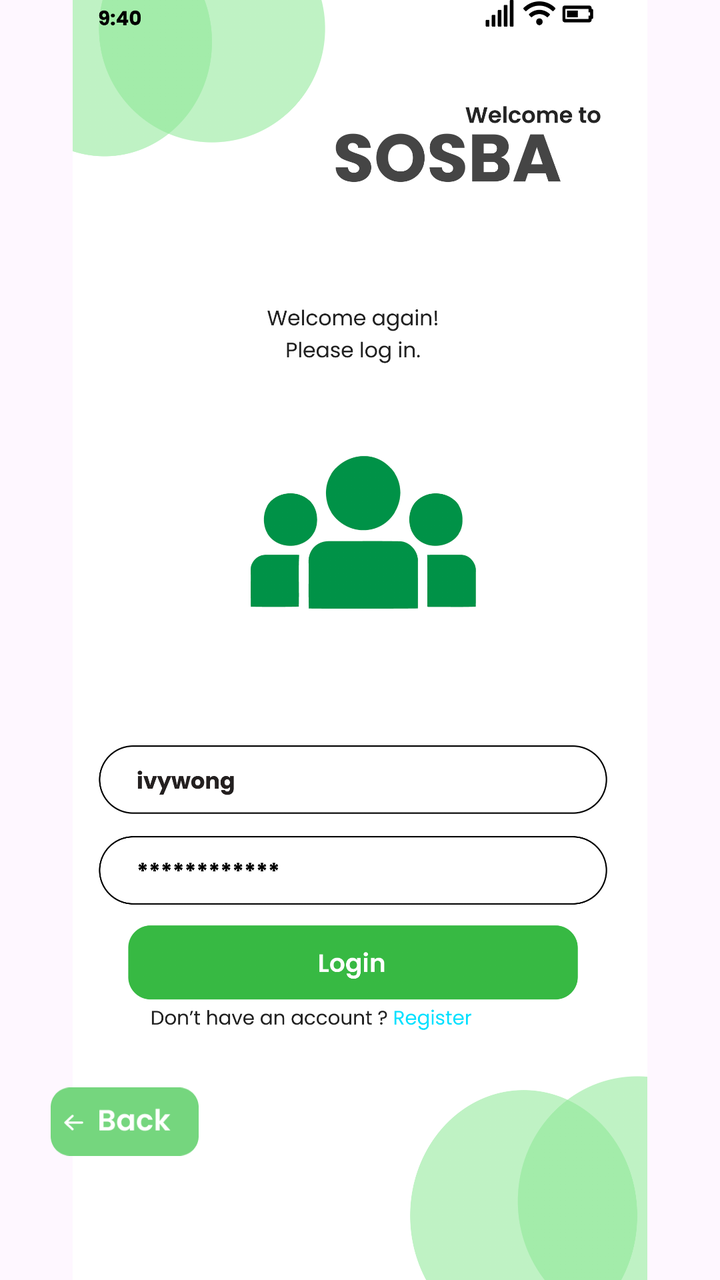
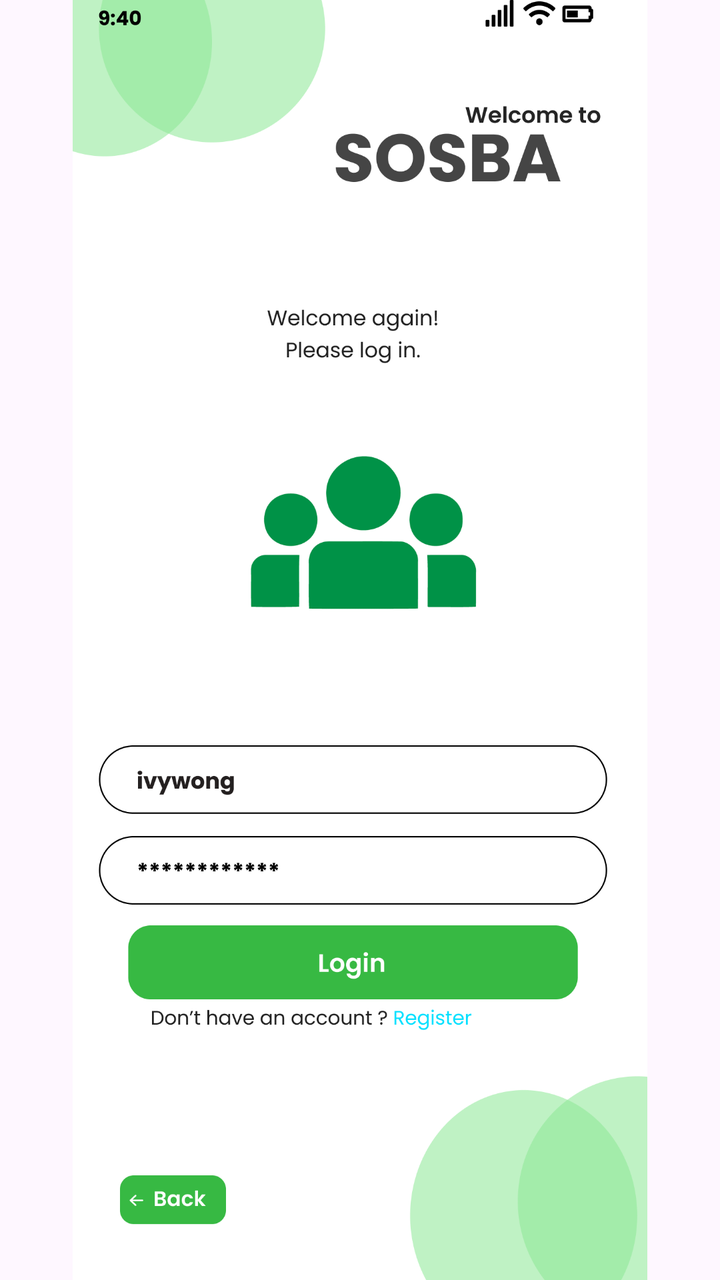

Compare the two renders of this Android layout. The source of the first and the diff that turns it into the second are given below.
<!-- AndroidManifest.xml: application theme Theme.COMP2000HKSoftwareEngineeringAssessment -->
<!-- res/layout/activity_fourthactivity.xml -->
<?xml version="1.0" encoding="utf-8"?>
<androidx.constraintlayout.widget.ConstraintLayout xmlns:android="http://schemas.android.com/apk/res/android"
    xmlns:app="http://schemas.android.com/apk/res-auto"
    xmlns:tools="http://schemas.android.com/tools"
    android:id="@+id/main"
    android:layout_width="match_parent"
    android:layout_height="match_parent"
    tools:context=".fourthactivity">

    <ImageView
        android:id="@+id/iv_login_page"
        android:layout_width="match_parent"
        android:layout_height="match_parent"
        android:scaleType="fitCenter"
        android:src="@drawable/employeelogin"
        app:layout_constraintBottom_toBottomOf="parent"
        app:layout_constraintEnd_toEndOf="parent"
        app:layout_constraintHorizontal_bias="0.0"
        app:layout_constraintStart_toStartOf="parent"
        app:layout_constraintTop_toTopOf="parent"
        app:layout_constraintVertical_bias="0.0" />

    <ImageButton
        android:id="@+id/btn_first"
        android:layout_width="0dp"
        android:layout_height="0dp"
        android:background="@android:color/transparent"
        app:layout_constraintBottom_toBottomOf="parent"
        app:layout_constraintDimensionRatio="1488:216"
        app:layout_constraintEnd_toEndOf="parent"
        app:layout_constraintStart_toStartOf="parent"
        app:layout_constraintTop_toTopOf="parent"
        app:layout_constraintVertical_bias="0.765"
        app:layout_constraintWidth_percent="0.78" />

    <ImageButton
        android:id="@+id/btn_second"
        android:layout_width="0dp"
        android:layout_height="0dp"
        android:background="@android:color/transparent"
        app:layout_constraintBottom_toBottomOf="parent"
        app:layout_constraintDimensionRatio="3:1"
        app:layout_constraintEnd_toEndOf="parent"
        app:layout_constraintHorizontal_bias="0.65"
        app:layout_constraintStart_toStartOf="parent"
        app:layout_constraintTop_toTopOf="parent"
        app:layout_constraintVertical_bias="0.804"
        app:layout_constraintWidth_percent="0.15 " />

    <ImageButton
        android:id="@+id/btn_back"
        android:layout_width="74dp"
        android:layout_height="53dp"
        android:background="@android:color/transparent"
        android:contentDescription="Back"
        android:scaleType="fitCenter"
        android:src="@drawable/backbutton"
        app:layout_constraintBottom_toBottomOf="parent"
        app:layout_constraintEnd_toEndOf="parent"
        app:layout_constraintHorizontal_bias="0.089"
        app:layout_constraintStart_toStartOf="parent"
        app:layout_constraintTop_toTopOf="parent"
        app:layout_constraintVertical_bias="0.91" />

</androidx.constraintlayout.widget.ConstraintLayout>
<!-- resources referenced by this layout -->
<resources>
  <!-- drawable backbutton: png bitmap (drawable, 3441 bytes) -->
  <!-- drawable employeelogin: png bitmap (drawable, 270820 bytes) -->
  <style name="Theme.COMP2000HKSoftwareEngineeringAssessment" parent="Base.Theme.COMP2000HKSoftwareEngineeringAssessment" />
  <style name="Base.Theme.COMP2000HKSoftwareEngineeringAssessment" parent="Theme.Material3.DayNight.NoActionBar">
          
          
      </style>
</resources>

<!-- the commit's change to res/layout/activity_fourthactivity.xml (unified diff, before → after) -->
@@ -12,7 +12,7 @@
         android:layout_width="match_parent"
         android:layout_height="match_parent"
         android:scaleType="fitCenter"
-        android:src="@drawable/employeelogin"
+        android:src="@drawable/employeeloginsecond"
         app:layout_constraintBottom_toBottomOf="parent"
         app:layout_constraintEnd_toEndOf="parent"
         app:layout_constraintHorizontal_bias="0.0"
@@ -49,17 +49,16 @@
 
     <ImageButton
         android:id="@+id/btn_back"
-        android:layout_width="74dp"
-        android:layout_height="53dp"
+        android:layout_width="0dp"
+        android:layout_height="0dp"
         android:background="@android:color/transparent"
-        android:contentDescription="Back"
-        android:scaleType="fitCenter"
-        android:src="@drawable/backbutton"
         app:layout_constraintBottom_toBottomOf="parent"
+        app:layout_constraintDimensionRatio="2.5:1"
         app:layout_constraintEnd_toEndOf="parent"
-        app:layout_constraintHorizontal_bias="0.089"
+        app:layout_constraintHorizontal_bias="0.109"
         app:layout_constraintStart_toStartOf="parent"
         app:layout_constraintTop_toTopOf="parent"
-        app:layout_constraintVertical_bias="0.91" />
+        app:layout_constraintVertical_bias="0.952"
+        app:layout_constraintWidth_percent="0.179 " />
 
 </androidx.constraintlayout.widget.ConstraintLayout>
<!-- resource entries referenced after the edit -->
@@ -1,7 +1,6 @@
 <!-- resources referenced by this layout -->
 <resources>
-  <!-- drawable backbutton: png bitmap (drawable, 3441 bytes) -->
-  <!-- drawable employeelogin: png bitmap (drawable, 270820 bytes) -->
+  <!-- drawable employeeloginsecond: png bitmap (drawable, 109951 bytes) -->
   <style name="Theme.COMP2000HKSoftwareEngineeringAssessment" parent="Base.Theme.COMP2000HKSoftwareEngineeringAssessment" />
   <style name="Base.Theme.COMP2000HKSoftwareEngineeringAssessment" parent="Theme.Material3.DayNight.NoActionBar">
           
